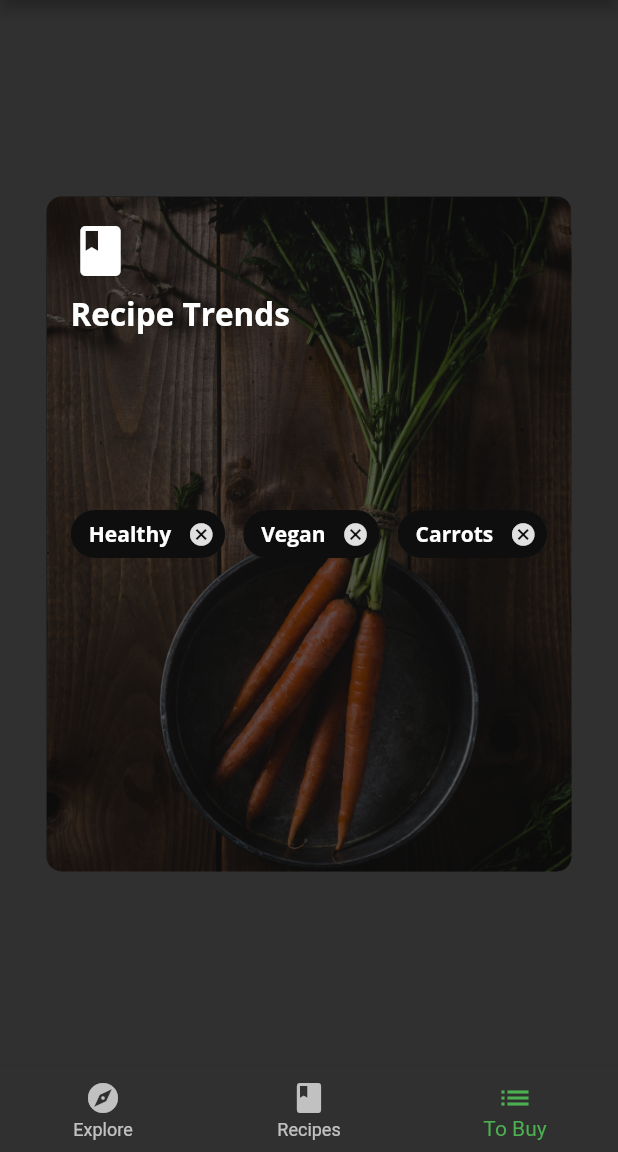
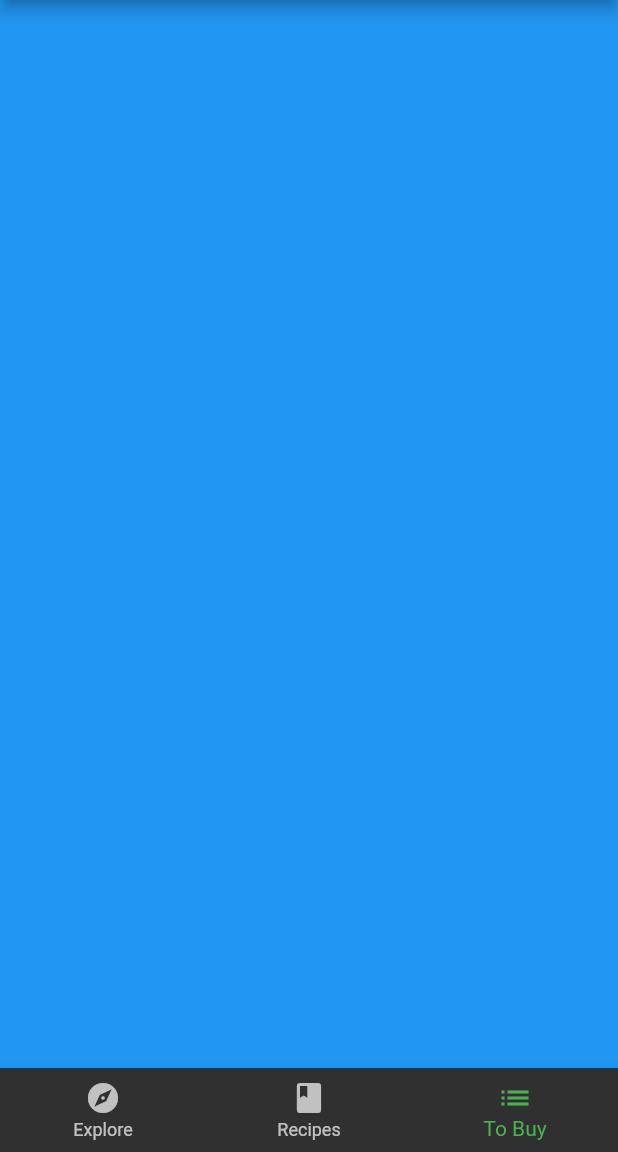
Before and after one commit to Oneya4/Fooderlich, a Flutter app: the screen it shows after launch, item 3 of the bottom bar chosen, on a phone screen of 412 x 824 dp, the part 84-1236 px from its top. Run offline on Flutter 3.47's test engine with Material 2 defaults, Android fonts, the phone set to English and light mode, and no system bars; our stand-ins replace google_fonts.

Commit message:
Init in new project section

```diff
--- a/lib/card3.dart
+++ b/lib/card3.dart
@@ -1,79 +1,10 @@
 import 'package:flutter/material.dart';
-import 'fooderlich_theme.dart';
+// import 'fooderlich_theme.dart';
 
 class Card3 extends StatelessWidget {
   const Card3({Key? key}) : super(key: key);
   @override
   Widget build(BuildContext context) {
-    return Center(
-      child: Container(
-        constraints: const BoxConstraints.expand(
-          width: 350,
-          height: 450,
-        ),
-        decoration: const BoxDecoration(
-          image: DecorationImage(
-            image: AssetImage('assets/mag2.png'),
-            fit: BoxFit.cover,
-          ),
-          borderRadius: BorderRadius.all(Radius.circular(10.0)),
-        ),
-        child: Stack(
-          children: [
-            Container(
-              decoration: BoxDecoration(
-                color: Colors.black.withOpacity(0.6),
-                borderRadius: const BorderRadius.all(Radius.circular(10.0)),
-              ),
-            ),
-            Container(
-              padding: const EdgeInsets.all(16),
-              child: Column(
-                crossAxisAlignment: CrossAxisAlignment.start,
-                children: [
-                  const Icon(
-                    Icons.book,
-                    color: Colors.white,
-                    size: 40,
-                  ),
-                  const SizedBox(height: 8),
-                  Text(
-                    'Recipe Trends',
-                    style: FooderlichTheme.darkTextTheme.headline2,
-                  ),
-                  const SizedBox(height: 30),
-                ],
-              ),
-            ),
-            Center(
-              child: Wrap(
-                alignment: WrapAlignment.start,
-                spacing: 12,
-                children: [
-                  Chip(
-                    label: Text('Healthy',
-                        style: FooderlichTheme.darkTextTheme.bodyText1),
-                    backgroundColor: Colors.black.withOpacity(0.7),
-                    onDeleted: () {},
-                  ),
-                  Chip(
-                    label: Text('Vegan',
-                        style: FooderlichTheme.darkTextTheme.bodyText1),
-                    backgroundColor: Colors.black.withOpacity(0.7),
-                    onDeleted: () {},
-                  ),
-                  Chip(
-                    label: Text('Carrots',
-                        style: FooderlichTheme.darkTextTheme.bodyText1),
-                    backgroundColor: Colors.black.withOpacity(0.7),
-                    onDeleted: () {},
-                  ),
-                ],
-              ),
-            ),
-          ],
-        ),
-      ),
-    );
+    return Container(color: Colors.blue);
   }
 }
```
Also changed, not shown: lib/card1.dart (+2 -57 lines), lib/card2.dart (+3 -53 lines).
